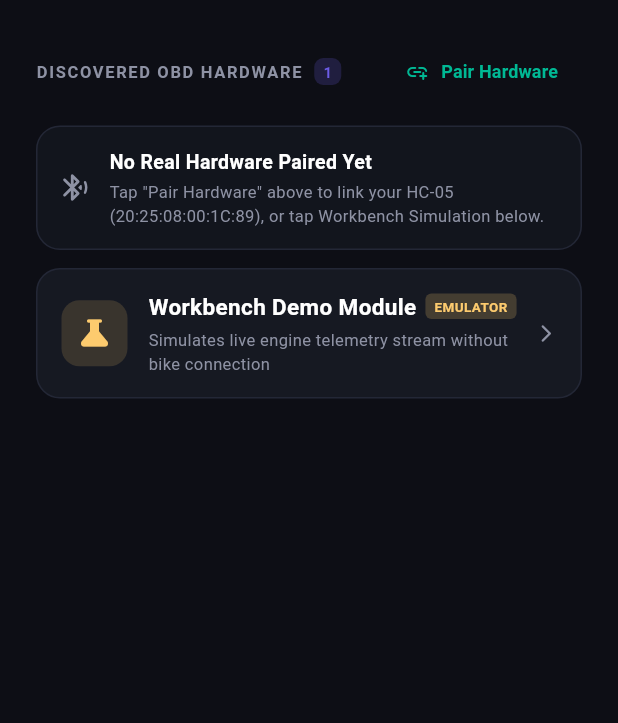
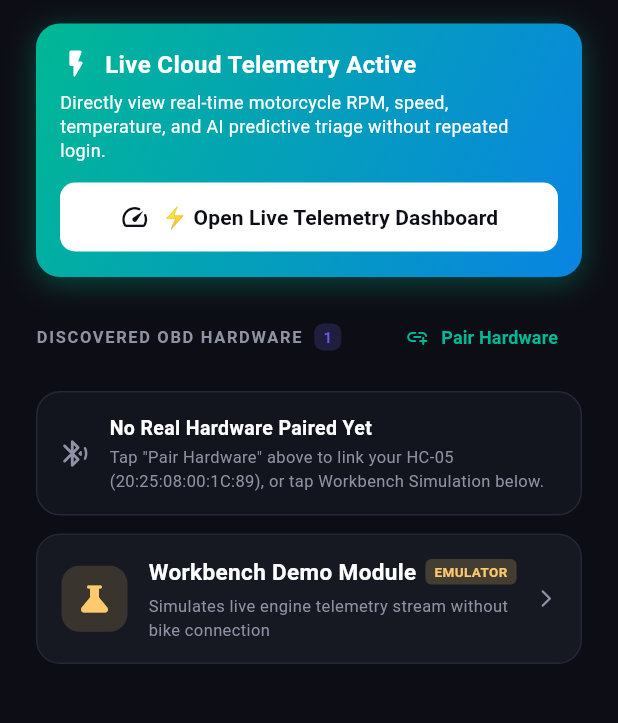
Before and after one commit to Laavanya-M0117/VehiclePredSys, a Flutter app: the screen it shows after launch, on a phone screen of 412 x 824 dp, the part 131-854 px from its top. Run offline on Flutter 3.47's test engine with Material 3 defaults, Android fonts, the phone set to English and light mode, and no system bars; our stand-ins replace fl_chart, flutter_blue_plus, flutter_secure_storage, geolocator, pdf, printing and 2 more; accounts and stored records are empty.

Commit message:
feat(ux): add 1-tap live telemetry dashboard bypass and persistent session state

```diff
--- a/mobile_app/lib/screens/ble_pairing_screen.dart
+++ b/mobile_app/lib/screens/ble_pairing_screen.dart
@@ -352,7 +352,87 @@ class _BlePairingScreenState extends State<BlePairingScreen> {
                     ),
                 ],
               ),
-              const SizedBox(height: 24),
+              const SizedBox(height: 16),
+
+              // ONE-TAP DIRECT ACCESS TO LIVE TELEMETRY DASHBOARD
+              Container(
+                width: double.infinity,
+                padding: const EdgeInsets.all(16),
+                decoration: BoxDecoration(
+                  gradient: const LinearGradient(
+                    colors: [Color(0xFF00B894), Color(0xFF0984E3)],
+                    begin: Alignment.topLeft,
+                    end: Alignment.bottomRight,
+                  ),
+                  borderRadius: BorderRadius.circular(16),
+                  boxShadow: [
+                    BoxShadow(
+                      color: const Color(0xFF00B894).withValues(alpha: 0.35),
+                      blurRadius: 16,
+                      offset: const Offset(0, 4),
+                    ),
+                  ],
+                ),
+                child: Column(
+                  crossAxisAlignment: CrossAxisAlignment.start,
+                  children: [
+                    Row(
+                      children: const [
+                        Icon(Icons.flash_on_rounded, color: Colors.white, size: 22),
+                        SizedBox(width: 8),
+                        Text(
+                          'Live Cloud Telemetry Active',
+                          style: TextStyle(
+                            color: Colors.white,
+                            fontSize: 16,
+                            fontWeight: FontWeight.bold,
+                          ),
+                        ),
+                      ],
+                    ),
+                    const SizedBox(height: 6),
+                    const Text(
+                      'Directly view real-time motorcycle RPM, speed, temperature, and AI predictive triage without repeated login.',
+                      style: TextStyle(color: Colors.white, fontSize: 12, height: 1.3),
+                    ),
+                    const SizedBox(height: 12),
+                    SizedBox(
+                      width: double.infinity,
+                      child: ElevatedButton.icon(
+                        onPressed: () {
+                          final provider = Provider.of<AppStateProvider>(context, listen: false);
+                          provider.connectToDevice({
+                            'name': 'HC-05 (Cloud Stream)',
+                            'id': '20:25:08:00:1C:89',
+                            'rssi': 'LIVE CLOUD',
+                            'isReal': 'true',
+                          });
+                          Navigator.of(context).pushAndRemoveUntil(
+                            MaterialPageRoute(builder: (_) => const MainNavigationShell()),
+                            (route) => false,
+                          );
+                        },
+                        icon: const Icon(Icons.speed_rounded, color: Color(0xFF0D0E15), size: 20),
+                        label: const Text(
+                          '⚡ Open Live Telemetry Dashboard',
+                          style: TextStyle(
+                            color: Color(0xFF0D0E15),
+                            fontWeight: FontWeight.bold,
+                            fontSize: 14,
+                          ),
+                        ),
+                        style: ElevatedButton.styleFrom(
+                          backgroundColor: Colors.white,
+                          elevation: 0,
+                          padding: const EdgeInsets.symmetric(vertical: 13),
+                          shape: RoundedRectangleBorder(borderRadius: BorderRadius.circular(10)),
+                        ),
+                      ),
+                    ),
+                  ],
+                ),
+              ),
+              const SizedBox(height: 16),
 
               // Bluetooth Power State Banner if OFF
               if (isBtOff) ...[
```
Also changed, not shown: mobile_app/lib/providers/app_state_provider.dart (+26 -2 lines), web_dist/assets/fonts/MaterialIcons-Regular.otf, 2 other files.
